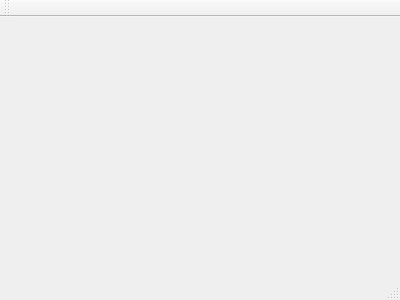
First picture: the form in mainwindow.ui, repository lisitsynSA/Audio_fingerprint, before the edit.
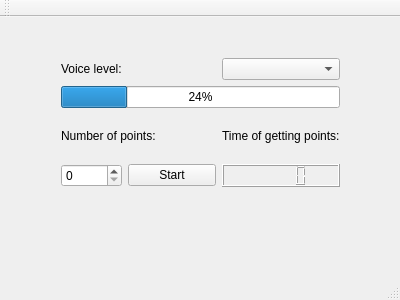
Second picture: the form after the edit.

What changed in the file:
```diff
--- a/mainwindow.ui
+++ b/mainwindow.ui
@@ -12,13 +12,98 @@
   <property name="windowTitle" >
    <string>MainWindow</string>
   </property>
-  <widget class="QMenuBar" name="menuBar" />
-  <widget class="QToolBar" name="mainToolBar" />
-  <widget class="QWidget" name="centralWidget" />
-  <widget class="QStatusBar" name="statusBar" />
+  <widget class="QWidget" name="centralWidget">
+   <widget class="QWidget" name="">
+    <property name="geometry">
+     <rect>
+      <x>50</x>
+      <y>30</y>
+      <width>301</width>
+      <height>151</height>
+     </rect>
+    </property>
+    <layout class="QGridLayout" name="gridLayout">
+     <item row="0" column="0">
+      <widget class="QLabel" name="label">
+       <property name="text">
+        <string>Voice level:</string>
+       </property>
+      </widget>
+     </item>
+     <item row="0" column="2">
+      <spacer name="horizontalSpacer">
+       <property name="orientation">
+        <enum>Qt::Horizontal</enum>
+       </property>
+       <property name="sizeHint" stdset="0">
+        <size>
+         <width>40</width>
+         <height>20</height>
+        </size>
+       </property>
+      </spacer>
+     </item>
+     <item row="0" column="3">
+      <widget class="QComboBox" name="deviceBox"/>
+     </item>
+     <item row="1" column="0" colspan="4">
+      <widget class="QProgressBar" name="progressBar">
+       <property name="value">
+        <number>24</number>
+       </property>
+      </widget>
+     </item>
+     <item row="2" column="0" colspan="2">
+      <widget class="QLabel" name="label_2">
+       <property name="text">
+        <string>Number of points:</string>
+       </property>
+      </widget>
+     </item>
+     <item row="2" column="3">
+      <widget class="QLabel" name="label_3">
+       <property name="text">
+        <string>Time of getting points:</string>
+       </property>
+      </widget>
+     </item>
+     <item row="3" column="0">
+      <widget class="QSpinBox" name="spinBox"/>
+     </item>
+     <item row="3" column="1" colspan="2">
+      <widget class="QPushButton" name="pushButton">
+       <property name="text">
+        <string>Start</string>
+       </property>
+      </widget>
+     </item>
+     <item row="3" column="3">
+      <widget class="QLCDNumber" name="lcdNumber"/>
+     </item>
+    </layout>
+   </widget>
+  </widget>
+  <widget class="QMenuBar" name="menuBar">
+   <property name="geometry">
+    <rect>
+     <x>0</x>
+     <y>0</y>
+     <width>400</width>
+     <height>20</height>
+    </rect>
+   </property>
+  </widget>
+  <widget class="QToolBar" name="mainToolBar">
+   <attribute name="toolBarArea">
+    <enum>TopToolBarArea</enum>
+   </attribute>
+   <attribute name="toolBarBreak">
+    <bool>false</bool>
+   </attribute>
+  </widget>
+  <widget class="QStatusBar" name="statusBar"/>
  </widget>
- <layoutDefault spacing="6" margin="11" />
- <pixmapfunction></pixmapfunction>
+ <layoutdefault spacing="6" margin="11"/>
  <resources/>
  <connections/>
 </ui>
```
Left out of the diff: 7 changed lines with no effect on the pictures.
